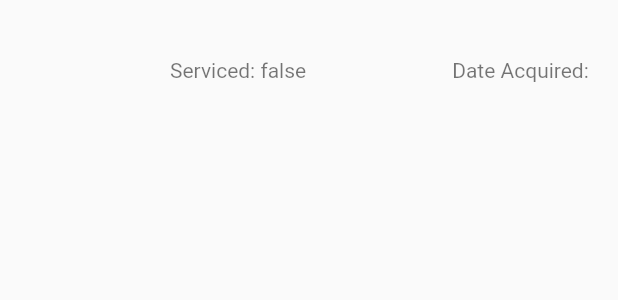
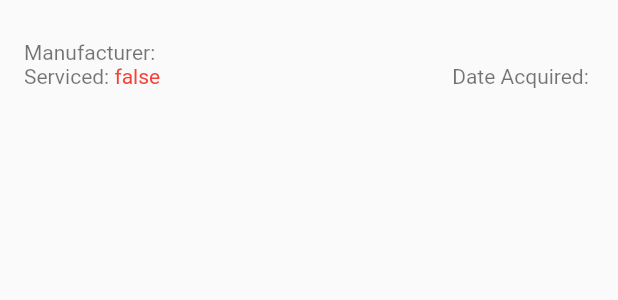
Before and after one commit to HassanTeslim007/dronetech, a Flutter app: the DroneTile widget shown alone on an empty page, opened directly with empty values, on a phone screen of 412 x 824 dp. Shown: the top 300 px of the screen. Run offline on Flutter 3.47's test engine with Material 2 defaults, Android fonts, the phone set to English and light mode, and no system bars; our stand-ins replace cloud_firestore, firebase_core; accounts and stored records are empty.

Commit message:
Crashes: Fixed Package name, Refactor UI, Readme

```diff
--- a/lib/ui/dialogs/drone_dialog/drone_dialog.dart
+++ b/lib/ui/dialogs/drone_dialog/drone_dialog.dart
@@ -95,7 +95,7 @@ class _DroneDialogState extends State<DroneDialog> {
                       children: [
                         SizedBox(
                           width: width / 2.5,
-                          height: height * 0.046,
+                          //height: height * 0.05,
                           child: DropdownButtonFormField<String>(
                             decoration: InputDecoration(
                                 border: OutlineInputBorder(
--- a/lib/ui/screens/home/home.dart
+++ b/lib/ui/screens/home/home.dart
@@ -47,11 +47,10 @@ class HomePage extends StatelessWidget {
         data: Theme.of(context).copyWith(
             floatingActionButtonTheme: FloatingActionButtonThemeData(
                 extendedSizeConstraints: BoxConstraints.tightFor(
-                    height: height * 0.05, width: width * 0.3))),
+                    height: height * 0.05, width: width * 0.4))),
         child: FloatingActionButton.extended(
           onPressed: () {
             controller.addDrone(context);
-            // controller.deleteDrone('Heli H7');
           },
           label: const Text('Add Drone'),
           icon: const Icon(Icons.add),
--- a/lib/ui/widgets/drone_tile.dart
+++ b/lib/ui/widgets/drone_tile.dart
@@ -13,12 +13,30 @@ class DroneTile extends StatelessWidget {
         drone.id!,
         style: const TextStyle(fontWeight: FontWeight.bold, fontSize: 20),
       ),
-      subtitle:
-          Row(mainAxisAlignment: MainAxisAlignment.spaceBetween, children: [
-        Text(drone.manufacturer!),
-        Text('Serviced: ${drone.serviced!}'),
-        Text('Date Acquired: ${drone.acquisitionDate!}'),
-      ]),
+      subtitle: Column(
+          mainAxisAlignment: MainAxisAlignment.start,
+          crossAxisAlignment: CrossAxisAlignment.start,
+          children: [
+            Text('Manufacturer: ${drone.manufacturer!}'),
+            Row(
+              mainAxisAlignment: MainAxisAlignment.spaceBetween,
+              children: [
+                Row(
+                  children: [
+                    const Text('Serviced: '),
+                    Text(
+                      drone.serviced!.toString(),
+                      style: TextStyle(
+                          color: drone.serviced == false
+                              ? Colors.red
+                              : Colors.green),
+                    ),
+                  ],
+                ),
+                Text('Date Acquired: ${drone.acquisitionDate!}'),
+              ],
+            ),
+          ]),
     );
   }
 }
```
Also changed, not shown: 2 other files.
